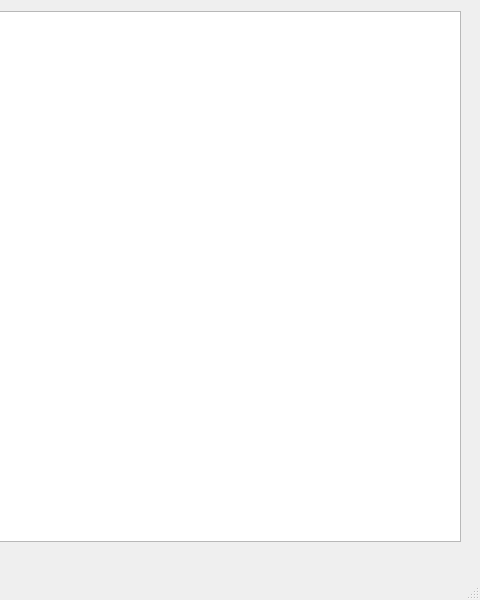
Before: the Qt Designer form Proyecto_final/ventana.ui in davidortiz3/documento_proyecto_final, drawn with Qt 5; both pictures show x 320 to 800 and y 0 to 600 of the 800 by 600 pixel window.
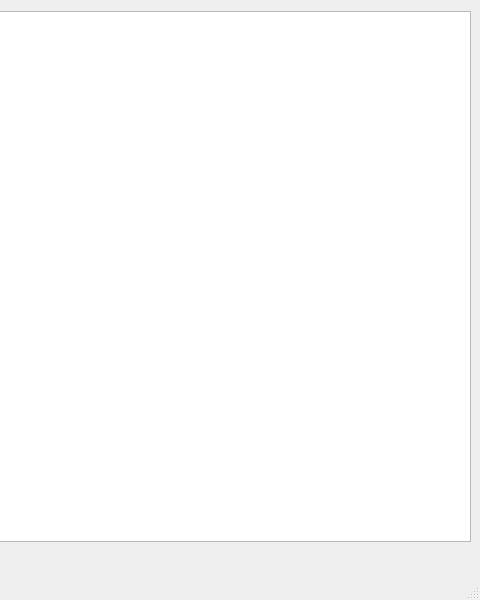
After: the same form once the commit is applied.

Diff of the .ui file:
```diff
--- a/Proyecto_final/ventana.ui
+++ b/Proyecto_final/ventana.ui
@@ -19,7 +19,7 @@
      <rect>
       <x>10</x>
       <y>11</y>
-      <width>771</width>
+      <width>781</width>
       <height>531</height>
      </rect>
     </property>
```
